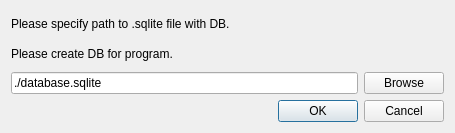
Above: setupdialog.ui from stanislav888/AddressBook before the change. Below: the same form after it.
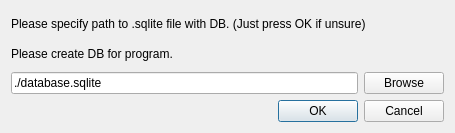
That is the form after the change.

Commit message: Added "Just click OK" note to setup dialog

What changed in the file:
```diff
--- a/setupdialog.ui
+++ b/setupdialog.ui
@@ -19,7 +19,7 @@
      <item>
       <widget class="QLabel" name="label">
        <property name="text">
-        <string>Please specify path to .sqlite file with DB.</string>
+        <string>Please specify path to .sqlite file with DB. (Just press OK if unsure)</string>
        </property>
       </widget>
      </item>
```
